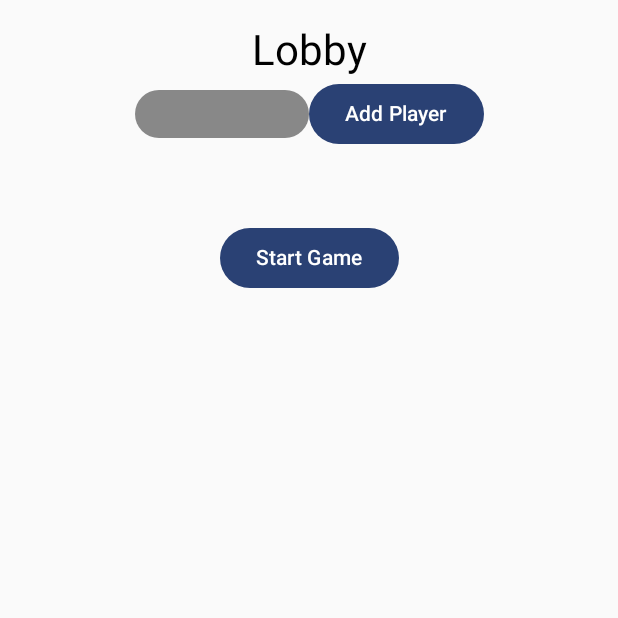
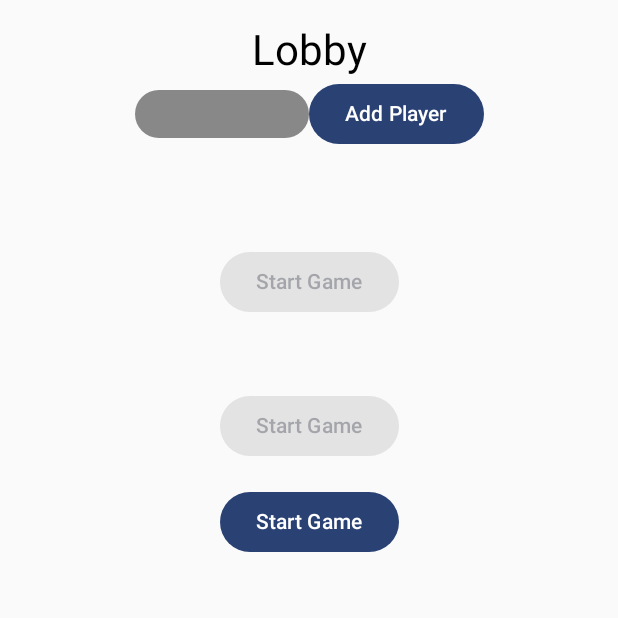
Before and after one commit to YasinDerwish/CONNECT-FOUR, an Android app built with Jetpack Compose: the screen it shows after launch (MainActivity), on a phone screen of 412 x 824 dp, the top half of it. Run offline under Robolectric (Android 15) with nearby library versions, the phone set to English and light mode, and no system bars.

Commit message:
Fixing the lobby screen, NOT DONE!!

```diff
--- a/app/src/main/java/com/example/myapplication/MainActivity.kt
+++ b/app/src/main/java/com/example/myapplication/MainActivity.kt
@@ -31,7 +31,12 @@ enum class PlayerColor(val color: Color){
     Red(Color.Red),
     Yellow(Color.Yellow)
 }
-data class Player(val id: String, val name: String, val color: PlayerColor)
+data class Player(
+    val id: String,
+    val name: String,
+    val color: PlayerColor,
+    var ready: Boolean = false
+)
 
 class GameEngine {
     private val board = Array(6) { Array<PlayerColor?>(7) {null} }
@@ -121,6 +126,7 @@ class MainActivity : ComponentActivity() {
 fun LobbyScreen(navController: NavController, players: MutableList<Player>){
     var playerName by remember { mutableStateOf(TextFieldValue("")) }
     val challenges = remember{ mutableStateMapOf<String, String>()  }
+    val allPlayersReady = players.size == 2 && players.all { it.ready }
     fun challengePlayer(challenger: Player, opponentId: String){
         challenges[opponentId] = challenger.id
     }
@@ -167,6 +173,49 @@ fun LobbyScreen(navController: NavController, players: MutableList<Player>){
         }
         Spacer(modifier = Modifier.height(16.dp))
 
+        players.forEach{player ->
+            Row(verticalAlignment = Alignment.CenterVertically){
+                Text("${player.name} - ${player.color} (${if (player.ready) "Ready" else "Not Ready"})")
+                Button(
+                    onClick = {
+                        player.ready = !player.ready
+                    }
+                ){
+                    Text(if(player.ready) "Unready" else "Ready")
+                }
+            }
+        }
+        Spacer(modifier = Modifier.height(16.dp))
+        players.forEach { player ->
+            Button(onClick = {challengePlayer(player, "player${players.size +1}")}){
+                Text("Challenge")
+            }
+        }
+        Spacer(modifier = Modifier.height(16.dp))
+        challenges.forEach{(opponentId, challengerId) ->
+            Button(
+                onClick = {acceptChallenge(opponentId)}
+            ){
+                Text("Accept Challenge")
+            }
+        }
+        Spacer(modifier = Modifier.height(16.dp))
+        Button(
+            onClick = {
+                if(allPlayersReady){
+                    navController.navigate("game")
+                }
+            },
+            enabled = allPlayersReady
+        ){
+            Text("Start Game")
+        }
+
+
+
+
+        Spacer(modifier = Modifier.height(16.dp))
+
         players.forEach { player ->
             Text("${player.name} - ${player.color}")
             Button(
@@ -185,6 +234,18 @@ fun LobbyScreen(navController: NavController, players: MutableList<Player>){
             }
         }
         Spacer(modifier = Modifier.height(16.dp))
+        Button(
+            onClick = {
+                if(allPlayersReady){
+                    navController.navigate("game")
+                }
+            },
+            enabled = allPlayersReady
+        ){
+            Text("Start Game")
+        }
+
+        Spacer(modifier = Modifier.height(16.dp))
 
         Button(onClick = { navController.navigate("game/0") }) {
             Text("Start Game")
@@ -199,6 +260,18 @@ fun ConnectFourGame(navController: NavController) {
     val board = gameEngine.getBoard()
     var gameResult by remember { mutableStateOf<String?>(null) }
     var highlightedColumn by remember { mutableStateOf(-1) }
+
+    val player1 = Player("player1", "Player 1", PlayerColor.Red, ready = true )
+    val player2 = Player("player2", "Player 2", PlayerColor.Yellow, ready = true )
+    val challengerId = "player1"
+
+    val firstPlayer = if( challengerId == player1.id) player2 else player1
+    val secondPlayer = if( challengerId == player1.id) player1 else player2
+    currentPlayer = firstPlayer.color
+
+
+
+
 
     fun highlightColumn(col: Int){
         highlightedColumn = col
```
